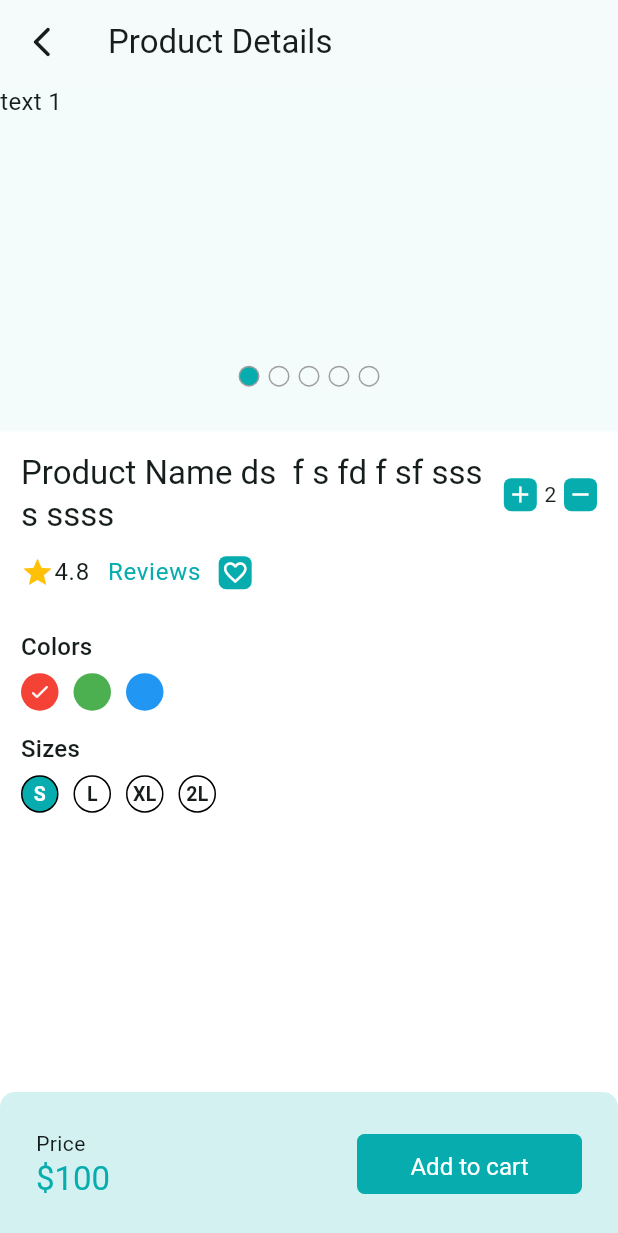
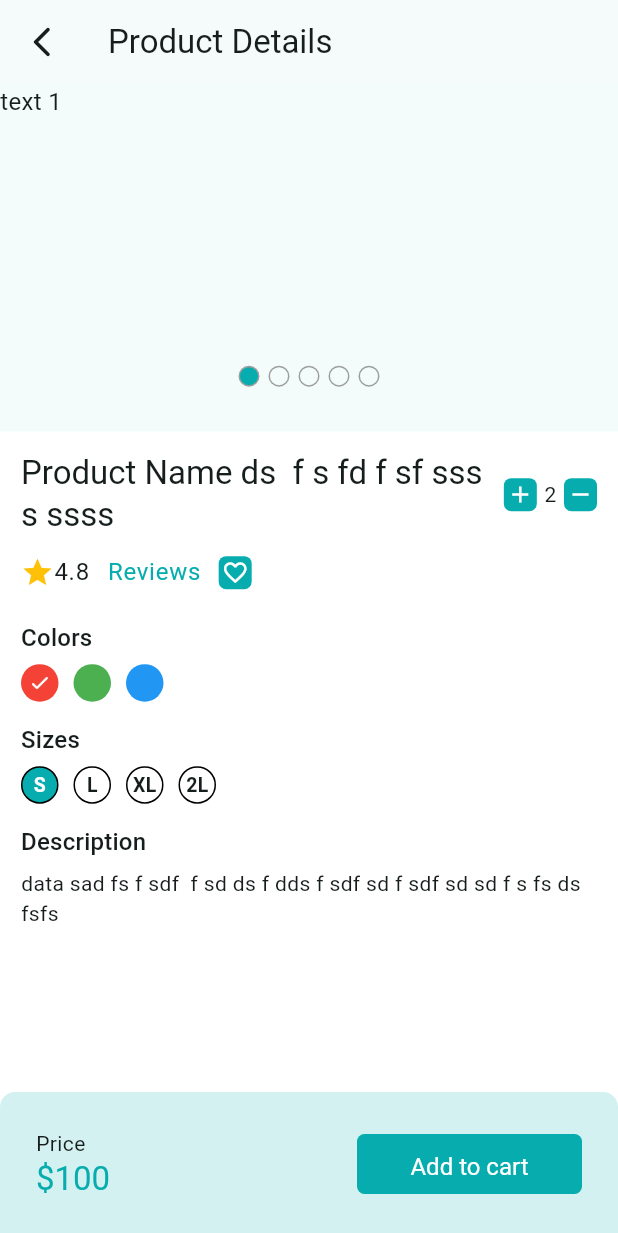
Before and after one commit to rahimuj570/Flutter_Ecommerce, a Flutter app: the ProductDetailsScreen screen opened directly, on a phone screen of 412 x 824 dp. Shown: the top 1233 px of the screen. Run offline on Flutter 3.47's test engine with Material 3 defaults, Android fonts, the phone set to English and light mode, and no system bars; drawn by our look-alikes of carousel_slider; our stand-ins replace firebase_core, firebase_crashlytics, flutter_svg, pinput, shared_preferences; accounts and stored records are empty; generated files the repository leaves out were written again.

Commit message:
Product details screen ui is ready

```diff
--- a/lib/features/products/presentations/screens/product_details_screen.dart
+++ b/lib/features/products/presentations/screens/product_details_screen.dart
@@ -85,10 +85,20 @@ class _ProductDetailsScreenState extends State<ProductDetailsScreen> {
                             ),
                           ],
                         ),
-                        SizedBox(height: AppUnits.headlineSeparateHeight),
+                        SizedBox(height: AppUnits.headlineSeparateHeight - 6),
                         ColorPickerWidget(),
                         SizedBox(height: AppUnits.headlineSeparateHeight),
                         SizePickerWidget(),
+                        SizedBox(height: AppUnits.headlineSeparateHeight),
+                        Text(
+                          'Description',
+                          style: TextTheme.of(context).titleMedium,
+                        ),
+                        SizedBox(height: 5),
+                        Text(
+                          'data sad fs f sdf  f sd ds f dds f sdf sd f sdf sd sd f s fs ds  fsfs',
+                          style: textTheme.bodyMedium,
+                        ),
                       ],
                     ),
                   ),
```
